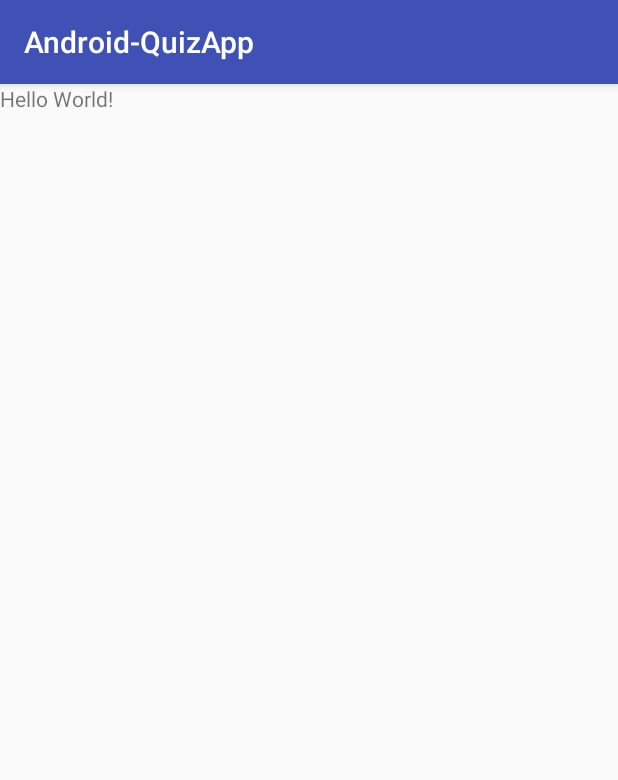
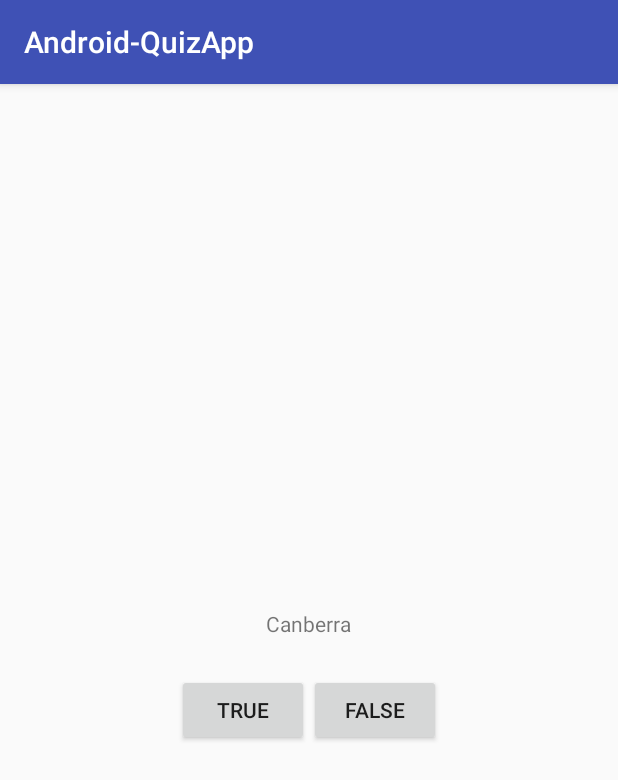
Before and after one commit to kohnewlife/Android-QuizApp, an Android app: the screen it shows after launch (Quiz), on a phone screen of 412 x 824 dp. Shown: the top 780 px of the screen. Run offline under Robolectric (Android 15) with nearby library versions, the phone set to English and light mode, and no system bars.

Commit message:
added views and references + listerners

```diff
--- a/app/src/main/java/com/example/skyz/android_quizapp/Quiz.java
+++ b/app/src/main/java/com/example/skyz/android_quizapp/Quiz.java
@@ -2,12 +2,32 @@ package com.example.skyz.android_quizapp;
 
 import android.support.v7.app.AppCompatActivity;
 import android.os.Bundle;
+import android.view.View;
+import android.widget.Button;
 
 public class Quiz extends AppCompatActivity {
+    private Button mTrueButton;
+    private Button mFalseButton;
 
     @Override
     protected void onCreate(Bundle savedInstanceState) {
         super.onCreate(savedInstanceState);
         setContentView(R.layout.activity_quiz);
+
+        mTrueButton = findViewById(R.id.true_button);
+        mFalseButton = findViewById(R.id.false_button);
+
+        mFalseButton.setOnClickListener(new View.OnClickListener() {
+            @Override
+            public void onClick(View v) {
+                // Do something
+            }
+        });
+        mFalseButton.setOnClickListener(new View.OnClickListener() {
+            @Override
+            public void onClick(View view) {
+
+            }
+        });
     }
 }
--- a/app/src/main/res/layout/activity_quiz.xml
+++ b/app/src/main/res/layout/activity_quiz.xml
@@ -4,15 +4,31 @@
     xmlns:tools="http://schemas.android.com/tools"
     android:layout_width="match_parent"
     android:layout_height="match_parent"
+    android:gravity="center"
+    android:orientation="vertical"
     tools:context="com.example.skyz.android_quizapp.Quiz">
 
     <TextView
         android:layout_width="wrap_content"
         android:layout_height="wrap_content"
-        android:text="Hello World!"
-        app:layout_constraintBottom_toBottomOf="parent"
-        app:layout_constraintLeft_toLeftOf="parent"
-        app:layout_constraintRight_toRightOf="parent"
-        app:layout_constraintTop_toTopOf="parent" />
+        android:padding="24dp"
+        android:text="@string/question_text"/>
+
+    <LinearLayout
+        android:layout_width="wrap_content"
+        android:layout_height="wrap_content"
+        android:orientation="horizontal">
+        <Button
+            android:id="@+id/true_button"
+            android:layout_width="wrap_content"
+            android:layout_height="wrap_content"
+            android:text="@string/true_button"/>
+        <Button
+            android:id="@+id/false_button"
+            android:layout_width="wrap_content"
+            android:layout_height="wrap_content"
+            android:text="@string/false_button"/>
+
+    </LinearLayout>
 
 </LinearLayout>
--- a/app/src/main/res/values/strings.xml
+++ b/app/src/main/res/values/strings.xml
@@ -1,3 +1,6 @@
 <resources>
     <string name="app_name">Android-QuizApp</string>
+    <string name="question_text">Canberra</string>
+    <string name="true_button">True</string>
+    <string name="false_button">False</string>
 </resources>
```
